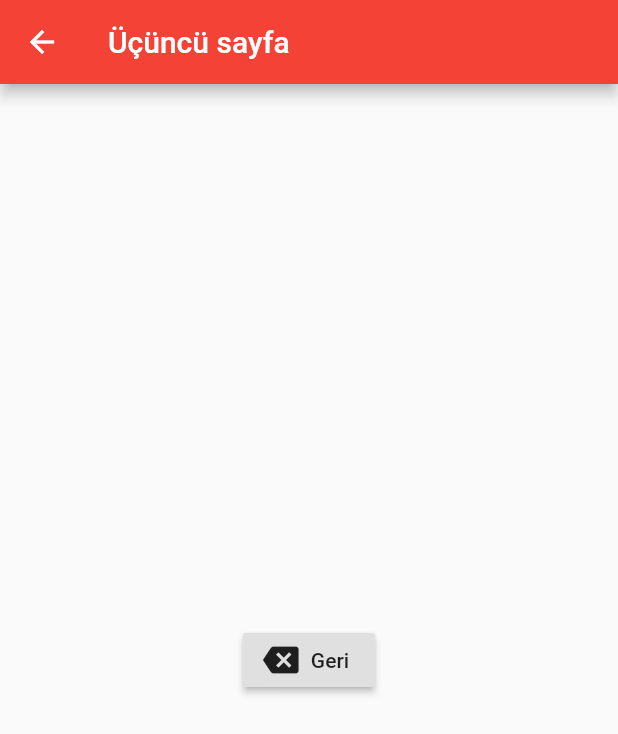
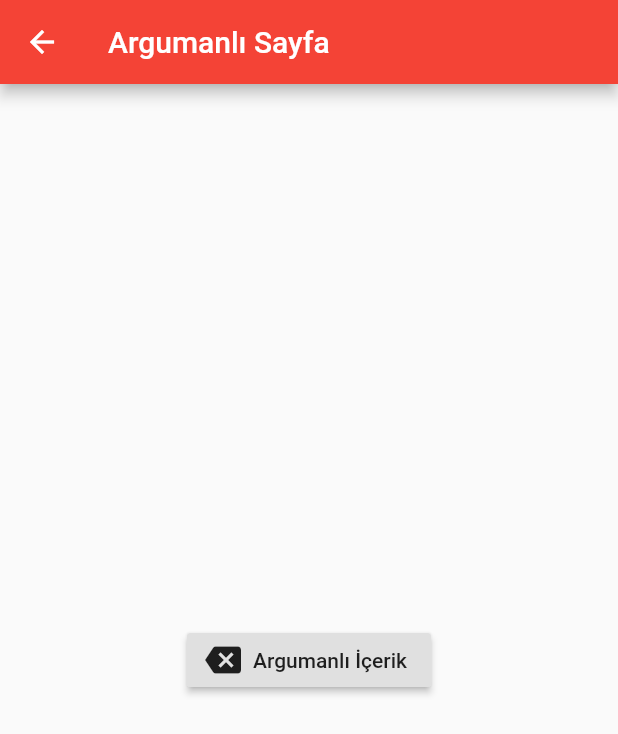
Before and after one commit to emralyilmaz/training_navigator_rota_isimlerine_gore, a Flutter app: the screen it shows after launch, after a tap on "Üçüncü sayfaya geç", on a phone screen of 412 x 824 dp. Shown: the top 734 px of the screen. Run offline on Flutter 3.47's test engine with Material 2 defaults, Android fonts, the phone set to English and light mode, and no system bars.

Commit message:
argumanlı yönlendirme

```diff
--- a/lib/main.dart
+++ b/lib/main.dart
@@ -6,7 +6,7 @@ main() => runApp(MaterialApp(
       routes: {
         '/': (context) => Temel(),
         '/ikinci': (context) => IkinciSayfa(),
-        '/ucuncu': (context) => UcuncuSayfa()
+        UcuncuSayfa.rotaIsim: (context) => UcuncuSayfa()
       },
     ));
 
@@ -33,7 +33,8 @@ class _TemelState extends State<Temel> {
             ),
             RaisedButton(
               onPressed: () {
-                Navigator.pushNamed(context, '/ucuncu');
+                Navigator.pushNamed(context, UcuncuSayfa.rotaIsim,
+                    arguments: Arguman("Argumanlı Sayfa", "Argumanlı İçerik"));
               },
               child: Text("Üçüncü sayfaya geç"),
             ),
@@ -64,11 +65,13 @@ class IkinciSayfa extends StatelessWidget {
 }
 
 class UcuncuSayfa extends StatelessWidget {
+  static const rotaIsim = '/degisken';
   @override
   Widget build(BuildContext context) {
+    final Arguman args = ModalRoute.of(context).settings.arguments;
     return Scaffold(
       appBar: AppBar(
-        title: Text("Üçüncü sayfa"),
+        title: Text(args.baslik),
       ),
       body: Center(
         child: RaisedButton.icon(
@@ -76,8 +79,14 @@ class UcuncuSayfa extends StatelessWidget {
               Navigator.pop(context);
             },
             icon: Icon(Icons.backspace),
-            label: Text("Geri")),
+            label: Text(args.icerik)),
       ),
     );
   }
 }
+
+class Arguman {
+  final String baslik;
+  final String icerik;
+  Arguman(this.baslik, this.icerik);
+}
```
